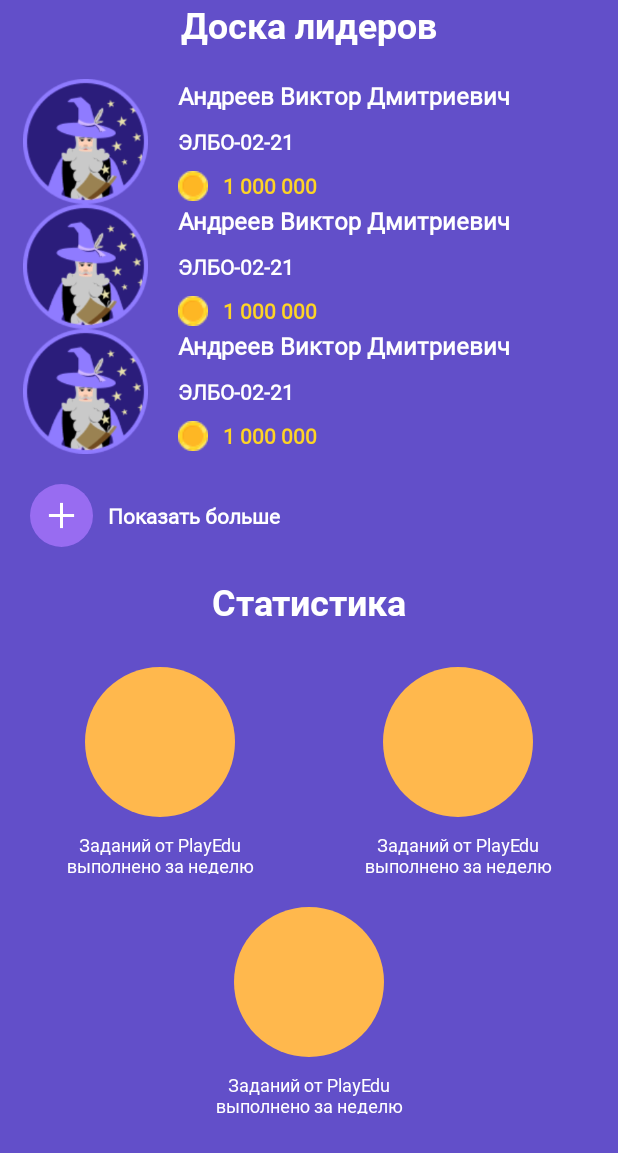
After one commit to monke-master/Play-Edu, an Android app: the layout fragment_community.xml on its own in the app's theme, with its tools: preview values and no code run, on a phone screen of 412 x 824 dp. The commit adds this screen. Shown: the top 1153 px of the screen. Run offline under Robolectric (Android 15) with nearby library versions, the phone set to English and light mode, and no system bars.

Commit message:
leader board maket

```diff
--- /dev/null
+++ b/app/src/main/java/ru/mirea/playedu/CommunityFragment.java
@@ -0,0 +1,64 @@
+package ru.mirea.playedu;
+
+import android.os.Bundle;
+
+import androidx.fragment.app.Fragment;
+
+import android.view.LayoutInflater;
+import android.view.View;
+import android.view.ViewGroup;
+
+/**
+ * A simple {@link Fragment} subclass.
+ * Use the {@link CommunityFragment#newInstance} factory method to
+ * create an instance of this fragment.
+ */
+public class CommunityFragment extends Fragment {
+
+    // TODO: Rename parameter arguments, choose names that match
+    // the fragment initialization parameters, e.g. ARG_ITEM_NUMBER
+    private static final String ARG_PARAM1 = "param1";
+    private static final String ARG_PARAM2 = "param2";
+
+    // TODO: Rename and change types of parameters
+    private String mParam1;
+    private String mParam2;
+
+    public CommunityFragment() {
+        // Required empty public constructor
+    }
+
+    /**
+     * Use this factory method to create a new instance of
+     * this fragment using the provided parameters.
+     *
+     * @param param1 Parameter 1.
+     * @param param2 Parameter 2.
+     * @return A new instance of fragment CommunityFragment.
+     */
+    // TODO: Rename and change types and number of parameters
+    public static CommunityFragment newInstance(String param1, String param2) {
+        CommunityFragment fragment = new CommunityFragment();
+        Bundle args = new Bundle();
+        args.putString(ARG_PARAM1, param1);
+        args.putString(ARG_PARAM2, param2);
+        fragment.setArguments(args);
+        return fragment;
+    }
+
+    @Override
+    public void onCreate(Bundle savedInstanceState) {
+        super.onCreate(savedInstanceState);
+        if (getArguments() != null) {
+            mParam1 = getArguments().getString(ARG_PARAM1);
+            mParam2 = getArguments().getString(ARG_PARAM2);
+        }
+    }
+
+    @Override
+    public View onCreateView(LayoutInflater inflater, ViewGroup container,
+                             Bundle savedInstanceState) {
+        // Inflate the layout for this fragment
+        return inflater.inflate(R.layout.fragment_community, container, false);
+    }
+}
--- /dev/null
+++ b/app/src/main/res/drawable-v24/add_to_list_icon.xml
@@ -0,0 +1,19 @@
+<vector xmlns:android="http://schemas.android.com/apk/res/android"
+    android:width="42dp"
+    android:height="42dp"
+    android:viewportWidth="42"
+    android:viewportHeight="42">
+  <path
+      android:pathData="M21,21m-21,0a21,21 0,1 1,42 0a21,21 0,1 1,-42 0"
+      android:fillColor="#986CF1"/>
+  <path
+      android:pathData="M21,12.6V29.4"
+      android:strokeWidth="2"
+      android:fillColor="#00000000"
+      android:strokeColor="#ffffff"/>
+  <path
+      android:pathData="M12.6,21H29.4"
+      android:strokeWidth="2"
+      android:fillColor="#00000000"
+      android:strokeColor="#ffffff"/>
+</vector>
--- /dev/null
+++ b/app/src/main/res/drawable/statistic_round_shape.xml
@@ -0,0 +1,8 @@
+<?xml version="1.0" encoding="utf-8"?>
+<selector xmlns:android="http://schemas.android.com/apk/res/android">
+    <item>
+        <shape android:shape="oval">
+            <solid android:color="#FFB84D"/>
+        </shape>
+    </item>
+</selector>
--- /dev/null
+++ b/app/src/main/res/layout/fragment_community.xml
@@ -0,0 +1,166 @@
+<?xml version="1.0" encoding="utf-8"?>
+<FrameLayout xmlns:android="http://schemas.android.com/apk/res/android"
+    xmlns:app="http://schemas.android.com/apk/res-auto"
+    xmlns:tools="http://schemas.android.com/tools"
+    android:layout_width="match_parent"
+    android:layout_height="match_parent"
+    tools:context=".CommunityFragment">
+
+    <!-- TODO: Update blank fragment layout -->
+    <ScrollView
+        android:layout_width="match_parent"
+        android:layout_height="match_parent"
+        android:scrollbars="none">
+
+        <LinearLayout
+            android:layout_width="match_parent"
+            android:layout_height="wrap_content"
+            android:orientation="vertical" >
+
+            <TextView
+                android:layout_width="match_parent"
+                android:layout_height="wrap_content"
+                android:fontFamily="@font/roboto_bold"
+                android:gravity="center"
+                android:text="@string/leaderboard_title"
+                android:textColor="@color/white"
+                android:textSize="24sp" />
+
+            <androidx.recyclerview.widget.RecyclerView
+                android:layout_width="match_parent"
+                android:layout_height="250dp"
+                tools:listitem="@layout/leaderboard_item"
+                android:layout_marginTop="20dp"
+                android:layout_marginStart="15dp"
+                />
+
+            <LinearLayout
+                android:layout_width="wrap_content"
+                android:layout_height="wrap_content"
+                android:orientation="horizontal"
+                android:layout_marginTop="20dp"
+                android:layout_marginStart="20dp">
+
+                <ImageView
+                    android:id="@+id/imageView2"
+                    android:layout_width="42dp"
+                    android:layout_height="42dp"
+                    android:src="@drawable/add_to_list_icon" />
+
+                <TextView
+                    android:layout_width="wrap_content"
+                    android:layout_height="wrap_content"
+                    android:layout_marginStart="10dp"
+                    android:fontFamily="@font/roboto_regular"
+                    android:layout_gravity="center"
+                    android:textFontWeight="600"
+                    android:text="@string/show_more_title"
+                    android:textColor="@color/white"
+                    android:textSize="14sp" />
+            </LinearLayout>
+            <androidx.constraintlayout.widget.ConstraintLayout
+                android:layout_width="match_parent"
+                android:layout_height="wrap_content"
+                android:layout_marginTop="20dp">
+
+                <TextView
+                    android:layout_width="match_parent"
+                    android:layout_height="match_parent"
+                    android:fontFamily="@font/roboto_bold"
+                    android:gravity="center"
+                    android:text="@string/statistic_title"
+                    android:textColor="@color/white"
+                    android:textSize="24sp" />
+
+                <LinearLayout
+                    android:layout_width="wrap_content"
+                    android:layout_height="138dp"
+                    android:layout_marginTop="60dp"
+                    android:orientation="vertical"
+                    app:layout_constraintEnd_toEndOf="parent"
+                    app:layout_constraintHorizontal_bias="0.15"
+                    app:layout_constraintStart_toStartOf="parent"
+                    app:layout_constraintTop_toTopOf="parent">
+
+                    <TextView
+                        android:layout_width="100dp"
+                        android:layout_height="100dp"
+                        android:layout_gravity="center"
+                        android:layout_marginTop="0dp"
+                        android:background="@drawable/statistic_round_shape" />
+
+                    <TextView
+                        android:layout_width="128dp"
+                        android:layout_height="28dp"
+                        android:layout_marginTop="10dp"
+                        android:fontFamily="@font/roboto_regular"
+                        android:text="@string/statistic_round_description"
+                        android:textAlignment="center"
+                        android:textColor="@color/white"
+                        android:textFontWeight="400"
+                        android:textSize="12sp" />
+                </LinearLayout>
+
+                <LinearLayout
+                    android:layout_width="wrap_content"
+                    android:layout_height="138dp"
+                    android:layout_marginTop="60dp"
+                    android:orientation="vertical"
+                    app:layout_constraintEnd_toEndOf="parent"
+                    app:layout_constraintHorizontal_bias="0.85"
+                    app:layout_constraintStart_toStartOf="parent"
+                    app:layout_constraintTop_toTopOf="parent">
+
+                    <TextView
+                        android:layout_width="100dp"
+                        android:layout_height="100dp"
+                        android:layout_gravity="center"
+                        android:layout_marginTop="0dp"
+                        android:background="@drawable/statistic_round_shape" />
+
+                    <TextView
+                        android:layout_width="128dp"
+                        android:layout_height="28dp"
+                        android:layout_marginTop="10dp"
+                        android:fontFamily="@font/roboto_regular"
+                        android:text="@string/statistic_round_description"
+                        android:textAlignment="center"
+                        android:textColor="@color/white"
+                        android:textFontWeight="400"
+                        android:textSize="12sp" />
+                </LinearLayout>
+
+                <LinearLayout
+                    android:layout_width="wrap_content"
+                    android:layout_height="138dp"
+                    android:layout_marginTop="220dp"
+                    android:orientation="vertical"
+                    app:layout_constraintEnd_toEndOf="parent"
+                    app:layout_constraintStart_toStartOf="parent"
+                    app:layout_constraintTop_toTopOf="parent">
+
+                    <TextView
+                        android:layout_width="100dp"
+                        android:layout_height="100dp"
+                        android:layout_gravity="center"
+                        android:layout_marginTop="0dp"
+                        android:background="@drawable/statistic_round_shape" />
+
+                    <TextView
+                        android:layout_width="128dp"
+                        android:layout_height="28dp"
+                        android:layout_marginTop="10dp"
+                        android:fontFamily="@font/roboto_regular"
+                        android:text="@string/statistic_round_description"
+                        android:textAlignment="center"
+                        android:textColor="@color/white"
+                        android:textFontWeight="400"
+                        android:textSize="12sp" />
+                </LinearLayout>
+
+            </androidx.constraintlayout.widget.ConstraintLayout>
+
+        </LinearLayout>
+    </ScrollView>
+
+</FrameLayout>
--- /dev/null
+++ b/app/src/main/res/layout/leaderboard_item.xml
@@ -0,0 +1,67 @@
+<?xml version="1.0" encoding="utf-8"?>
+<LinearLayout xmlns:android="http://schemas.android.com/apk/res/android"
+    xmlns:app="http://schemas.android.com/apk/res-auto"
+    android:layout_width="match_parent"
+    android:layout_height="wrap_content"
+    android:orientation="horizontal">
+
+
+    <ImageView
+        android:id="@+id/imageView"
+        android:layout_width="83dp"
+        android:layout_height="83dp"
+        app:srcCompat="@drawable/magician_icon" />
+
+
+    <LinearLayout
+        android:layout_width="match_parent"
+        android:layout_height="match_parent"
+        android:orientation="vertical"
+        android:layout_marginStart="20dp">
+        <TextView
+            android:layout_width="match_parent"
+            android:layout_height="wrap_content"
+            android:fontFamily="@font/roboto_regular"
+            android:gravity="left"
+            android:textFontWeight="600"
+            android:text="Андреев Виктор Дмитриевич"
+            android:textColor="@color/white"
+            android:textSize="16sp" />
+        <TextView
+            android:layout_width="match_parent"
+            android:layout_height="wrap_content"
+            android:layout_marginTop="10dp"
+            android:fontFamily="@font/roboto_regular"
+            android:gravity="left"
+            android:textFontWeight="600"
+            android:text="ЭЛБО-02-21"
+            android:textColor="@color/white"
+            android:textSize="14sp" />
+
+        <LinearLayout
+            android:layout_width="match_parent"
+            android:layout_height="wrap_content"
+            android:orientation="horizontal"
+            android:layout_marginTop="10dp">
+
+            <ImageView
+                android:id="@+id/imageView3"
+                android:layout_width="20dp"
+                android:layout_height="20dp"
+                android:layout_gravity="center"
+                app:srcCompat="@drawable/gold_coin" />
+            <TextView
+                android:layout_width="match_parent"
+                android:layout_height="match_parent"
+                android:layout_marginStart="10dp"
+                android:layout_gravity="center"
+                android:fontFamily="@font/roboto_regular"
+                android:textFontWeight="600"
+                android:text="1 000 000"
+                android:textColor="@color/golden_coin"
+                android:textSize="14sp" />
+        </LinearLayout>
+
+
+    </LinearLayout>
+</LinearLayout>
--- a/app/src/main/res/values/strings.xml
+++ b/app/src/main/res/values/strings.xml
@@ -19,5 +19,10 @@
     <string name="user_greetings_pass">Привет, Михаил!</string>
     <string name="user_gold_coin_pass">1200</string>
     <string name="choose">Выбрать</string>
+    <string name="statistic_title">Статистика</string>
+    <string name="statistic_round_description">Заданий от PlayEdu выполнено за неделю</string>
+    <string name="show_more_title">Показать больше</string>
+    <!-- TODO: Remove or change this placeholder text -->
+    <string name="leaderboard_title">Доска лидеров</string>
 
 </resources>
```
Also changed, not shown: app/src/main/res/drawable/magician_icon.png (added).
